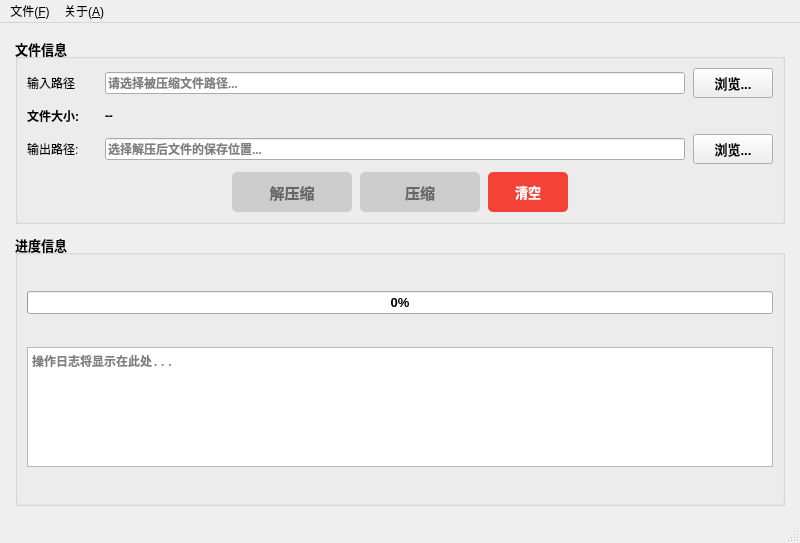
Above: ui/mainwindow.ui from Lzheighton/huffman-zipper before the change. Below: the same form after it.
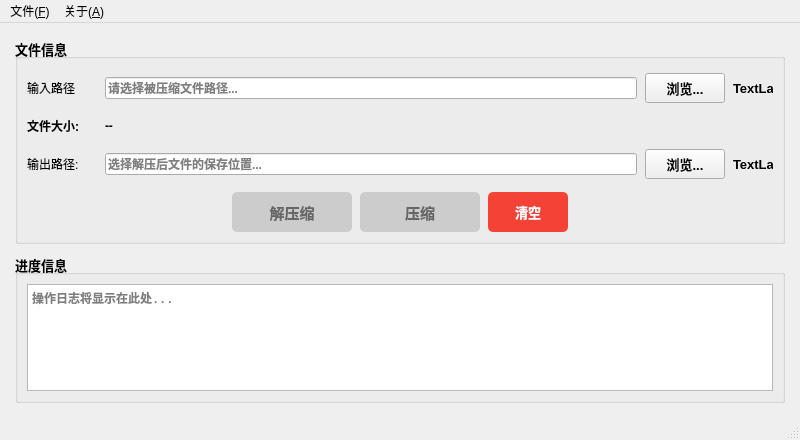
That is the form after the change. Icons and pictures are not drawn.

Patch:
```diff
--- a/ui/mainwindow.ui
+++ b/ui/mainwindow.ui
@@ -7,9 +7,21 @@
     <x>0</x>
     <y>0</y>
     <width>800</width>
-    <height>543</height>
+    <height>440</height>
    </rect>
   </property>
+  <property name="minimumSize">
+   <size>
+    <width>800</width>
+    <height>440</height>
+   </size>
+  </property>
+  <property name="maximumSize">
+   <size>
+    <width>800</width>
+    <height>440</height>
+   </size>
+  </property>
   <property name="windowTitle">
    <string>Huffman 解压缩工具</string>
   </property>
@@ -108,6 +120,25 @@
            </property>
           </widget>
          </item>
+         <item>
+          <widget class="QLabel" name="label_compressloading">
+           <property name="minimumSize">
+            <size>
+             <width>40</width>
+             <height>40</height>
+            </size>
+           </property>
+           <property name="maximumSize">
+            <size>
+             <width>40</width>
+             <height>40</height>
+            </size>
+           </property>
+           <property name="text">
+            <string>TextLabel</string>
+           </property>
+          </widget>
+         </item>
         </layout>
        </item>
        <item>
@@ -212,6 +243,25 @@
            </property>
           </widget>
          </item>
+         <item>
+          <widget class="QLabel" name="label_decompressloading">
+           <property name="minimumSize">
+            <size>
+             <width>40</width>
+             <height>40</height>
+            </size>
+           </property>
+           <property name="maximumSize">
+            <size>
+             <width>40</width>
+             <height>40</height>
+            </size>
+           </property>
+           <property name="text">
+            <string>TextLabel</string>
+           </property>
+          </widget>
+         </item>
         </layout>
        </item>
        <item>
@@ -383,16 +433,6 @@
        <string>进度信息</string>
       </property>
       <layout class="QVBoxLayout" name="verticalLayout_progress">
-       <item>
-        <widget class="QProgressBar" name="progressBar">
-         <property name="value">
-          <number>0</number>
-         </property>
-         <property name="textVisible">
-          <bool>true</bool>
-         </property>
-        </widget>
-       </item>
        <item>
         <widget class="QTextEdit" name="textEdit_log">
          <property name="maximumSize">
```
